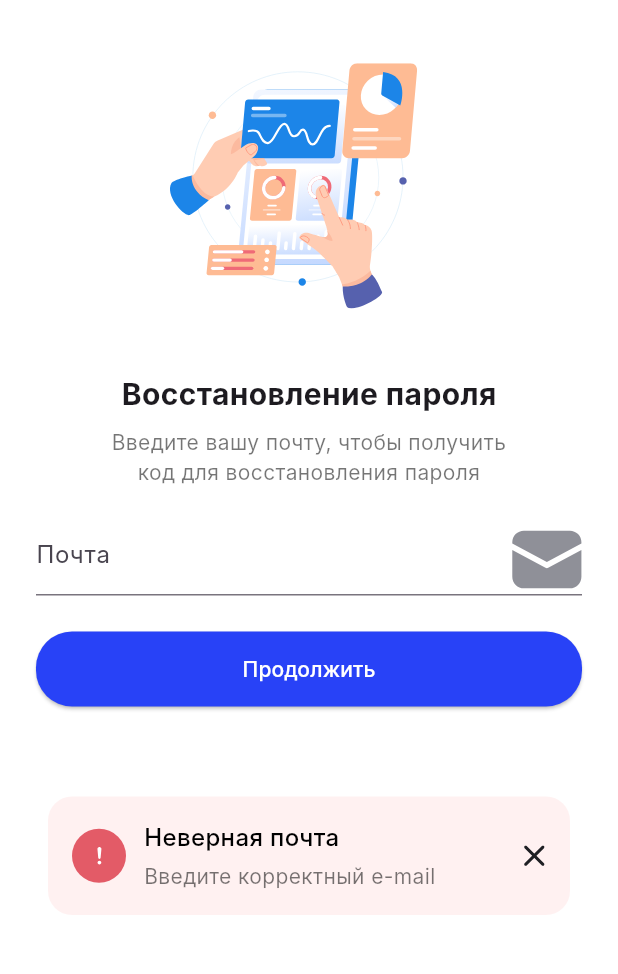
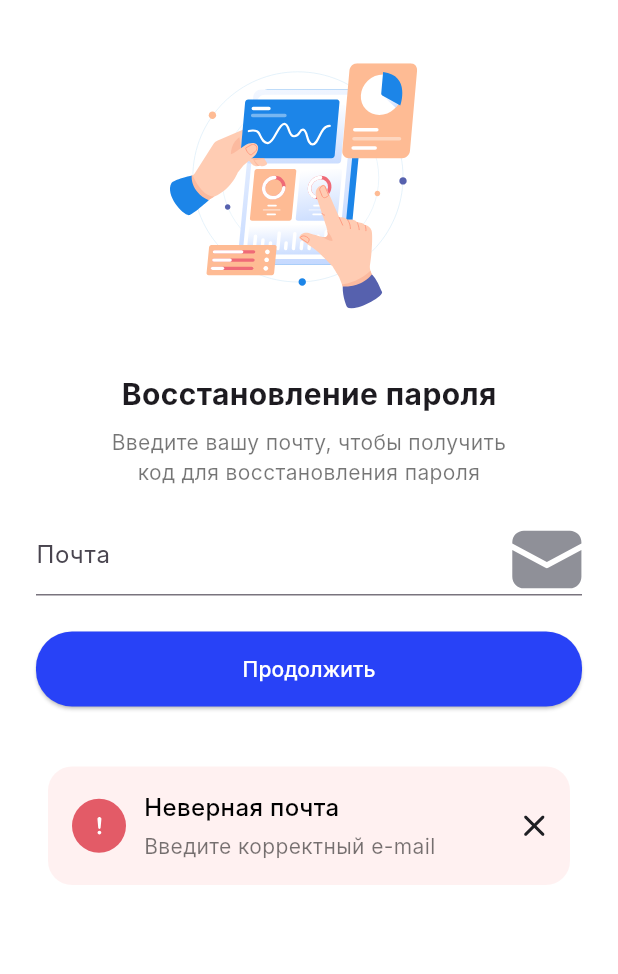
Before and after one commit to TP-Jobsy/jobsy-client, a Flutter app: the PasswordRecoveryScreen screen opened by its route, after a tap on "Продолжить", on a phone screen of 412 x 824 dp, the part 180-1154 px from its top. Run offline on Flutter 3.47's test engine with Material 3 defaults, Android fonts, the phone set to English and light mode, and no system bars; our stand-ins replace cached_network_image, flutter_bloc, flutter_svg, mask_text_input_formatter, shared_preferences; accounts and stored records are empty; network calls fail; Roboto replaces fonts that are missing (Inter).

Commit message:
feat: fix error snack bar

```diff
--- a/lib/component/error_snackbar.dart
+++ b/lib/component/error_snackbar.dart
@@ -18,7 +18,7 @@ class ErrorSnackbar {
       backgroundColor: Colors.transparent,
       elevation: 0,
       behavior: SnackBarBehavior.floating,
-      margin: const EdgeInsets.symmetric(horizontal: 16, vertical: 80),
+      margin: const EdgeInsets.symmetric(horizontal: 16, vertical: 100),
       duration: const Duration(seconds: 4),
       content: Container(
         padding: const EdgeInsets.all(16),
@@ -100,7 +100,7 @@ class ErrorSnackbar {
             'assets/icons/Info.svg',
             width: 24,
             height: 24,
-            colorFilter: const ColorFilter.mode(Colors.white, BlendMode.srcIn),
+            colorFilter: const ColorFilter.mode(Palette.white, BlendMode.srcIn),
           ),
         );
       case ErrorType.success:
@@ -111,7 +111,7 @@ class ErrorSnackbar {
             'assets/icons/Success.svg',
             width: 24,
             height: 24,
-            colorFilter: const ColorFilter.mode(Colors.white, BlendMode.srcIn),
+            colorFilter: const ColorFilter.mode(Palette.white, BlendMode.srcIn),
           ),
         );
       case ErrorType.warning:
@@ -122,7 +122,7 @@ class ErrorSnackbar {
             'assets/icons/Warning.svg',
             width: 24,
             height: 24,
-            colorFilter: const ColorFilter.mode(Colors.white, BlendMode.srcIn),
+            colorFilter: const ColorFilter.mode(Palette.white, BlendMode.srcIn),
           ),
         );
       case ErrorType.error:
@@ -133,7 +133,7 @@ class ErrorSnackbar {
             'assets/icons/Warning.svg',
             width: 24,
             height: 24,
-            colorFilter: const ColorFilter.mode(Colors.white, BlendMode.srcIn),
+            colorFilter: const ColorFilter.mode(Palette.white, BlendMode.srcIn),
           ),
         );
     }
--- a/lib/pages/profile-freelancer/basic_data_screen_free.dart
+++ b/lib/pages/profile-freelancer/basic_data_screen_free.dart
@@ -81,6 +81,7 @@ class _BasicDataScreenFreeState extends State<BasicDataScreenFree> {
     try {
       final ok = await provider.updateBasic(dto);
       setState(() => _saving = false);
+
 
       if (ok) {
         Navigator.pop(context);
```
